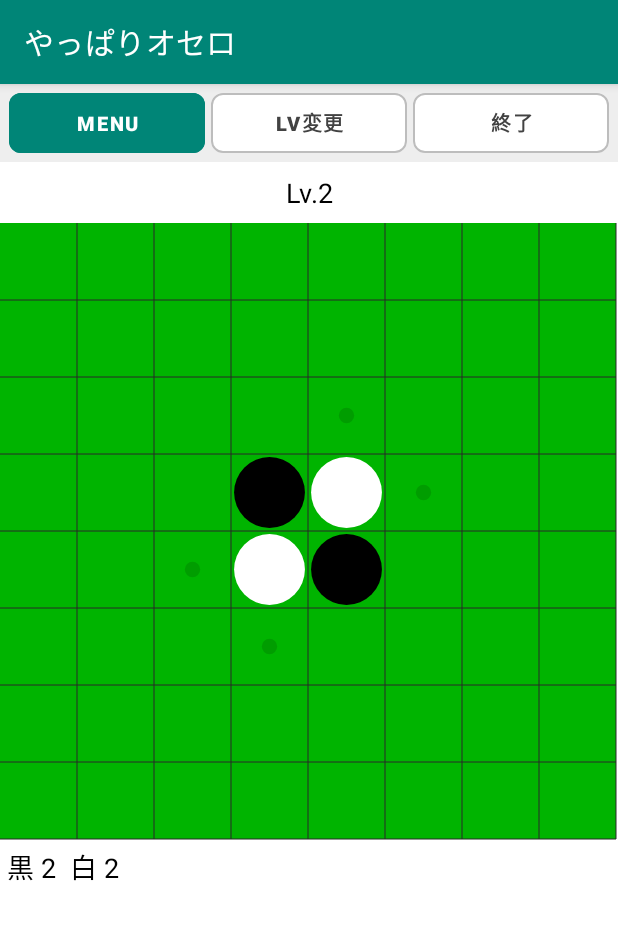
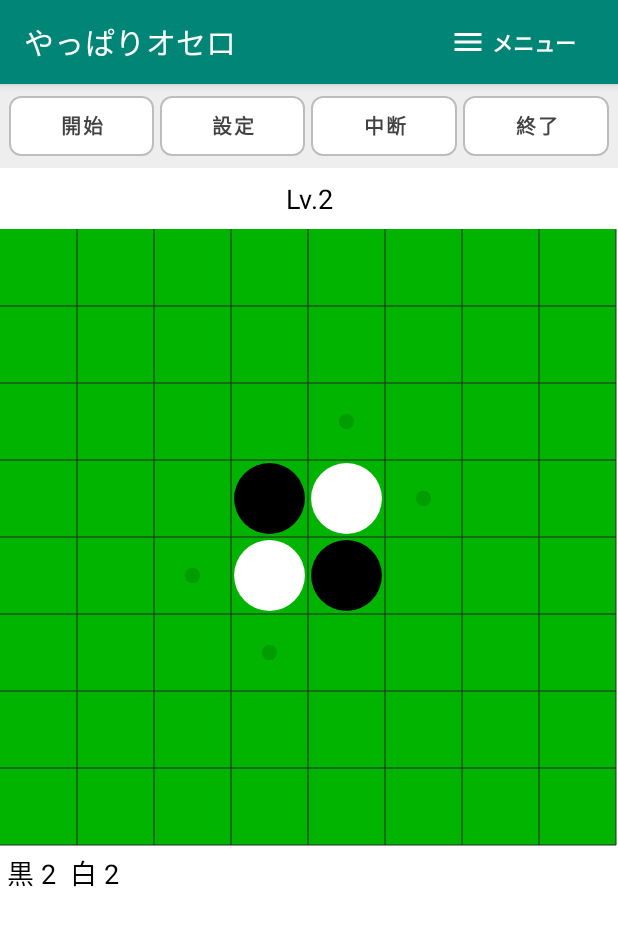
Before and after one commit to shi-takahashi/othello, an Android app: the screen it shows after launch (MainActivity), on a phone screen of 412 x 824 dp. Shown: the top 926 px of the screen. Run offline under Robolectric (Android 15) with nearby library versions, the phone set to English and light mode, and no system bars; our stand-ins replace AdMob.

Commit message:
ゲームフロー整理等

```diff
--- a/app/src/main/java/net/st_wet/MainActivity.java
+++ b/app/src/main/java/net/st_wet/MainActivity.java
@@ -37,6 +37,7 @@ public class MainActivity extends AppCompatActivity
 
     private AdView mAdView;
     private FirebaseAnalytics mFirebaseAnalytics;
+    private boolean mShouldSaveOnPause = false;  // 中断ボタンが押された場合のみtrue
 
     @Override
     protected void onActivityResult(int requestCode, int resultCode, Intent data) {
@@ -136,6 +137,24 @@ public class MainActivity extends AppCompatActivity
         super.onCreate(savedInstanceState);
         setContentView(R.layout.activity_main);
 
+        // アクションバーにカスタムメニューボタンを設定
+        if (getSupportActionBar() != null) {
+            getSupportActionBar().setDisplayShowCustomEnabled(true);
+            View customView = getLayoutInflater().inflate(R.layout.actionbar_menu_button, null);
+            androidx.appcompat.app.ActionBar.LayoutParams params = new androidx.appcompat.app.ActionBar.LayoutParams(
+                    androidx.appcompat.app.ActionBar.LayoutParams.WRAP_CONTENT,
+                    androidx.appcompat.app.ActionBar.LayoutParams.MATCH_PARENT,
+                    android.view.Gravity.END
+            );
+            getSupportActionBar().setCustomView(customView, params);
+            customView.findViewById(R.id.actionbar_menu_button).setOnClickListener(new View.OnClickListener() {
+                @Override
+                public void onClick(View v) {
+                    showPopupMenu();
+                }
+            });
+        }
+
         // Firebase Analytics 初期化
         mFirebaseAnalytics = FirebaseAnalytics.getInstance(this);
 
@@ -160,16 +179,32 @@ public class MainActivity extends AppCompatActivity
                 end();
             }
         });
+        findViewById(R.id.btnInterrupt).setOnClickListener(new View.OnClickListener() {
+            @Override
+            public void onClick(View view) {
+                interrupt();
+            }
+        });
+        findViewById(R.id.btnStart).setOnClickListener(new View.OnClickListener() {
+            @Override
+            public void onClick(View view) {
+                restart();
+            }
+        });
         findViewById(R.id.btnLevelChange).setOnClickListener(new View.OnClickListener() {
             @Override
             public void onClick(View view) {
                 setting();
             }
         });
-        findViewById(R.id.btnMenu).setOnClickListener(new View.OnClickListener() {
-            @Override
-            public void onClick(View view) {
-                PopupMenu popup = new PopupMenu(getApplicationContext(), view);
+    }
+
+    private void showPopupMenu() {
+        View anchorView = findViewById(R.id.actionbar_menu_button);
+        if (anchorView == null) {
+            anchorView = getWindow().getDecorView();
+        }
+        PopupMenu popup = new PopupMenu(this, anchorView);
         popup.getMenuInflater().inflate(R.menu.main, popup.getMenu());
 
         // アイコンを表示する
@@ -185,12 +220,6 @@ public class MainActivity extends AppCompatActivity
             // リフレクション失敗時は無視
         }
 
-                // リリースビルドではDEBUGメニューを非表示
-//                boolean isDebuggable = (getApplicationInfo().flags & ApplicationInfo.FLAG_DEBUGGABLE) != 0;
-//                if (!isDebuggable) {
-//                    popup.getMenu().removeItem(R.id.menu_result_test);
-//                }
-
         popup.show();
 
         popup.setOnMenuItemClickListener(new PopupMenu.OnMenuItemClickListener() {
@@ -205,14 +234,12 @@ public class MainActivity extends AppCompatActivity
                     result();
                 } else if (itemId == R.id.menu_setting) {
                     setting();
+                } else if (itemId == R.id.menu_restart) {
+                    restart();
                 } else if (itemId == R.id.menu_end) {
                     end();
-//                        } else if (itemId == R.id.menu_result_test) {
-//                            resultTest();
                 }
                 return false;
-                    }
-                });
             }
         });
     }
@@ -301,6 +328,7 @@ public class MainActivity extends AppCompatActivity
     }
 
     public void interrupt() {
+        mShouldSaveOnPause = true;
         finishAndRemoveTask();
     }
 
@@ -319,6 +347,10 @@ public class MainActivity extends AppCompatActivity
 
         OthelloView othelloView = findViewById(R.id.othelloView);
 
+        // アクティビティが終了する場合のみ、中断フラグを確認
+        if (isFinishing()) {
+            if (mShouldSaveOnPause) {
+                // 中断ボタンが押された場合は対局状態を保存
                 if (othelloView.getCurrentTurn() == Cell.E_STATUS.None) {
                     editor.remove("currentTurn");
                     editor.remove("cellsStatus");
@@ -330,15 +362,33 @@ public class MainActivity extends AppCompatActivity
                     editor.putString("history", othelloView.getHistory());
                     editor.putBoolean("useBack", othelloView.getUseBack());
                 }
+            } else {
+                // 終了ボタン等は対局状態をクリア
+                editor.remove("currentTurn");
+                editor.remove("cellsStatus");
+                editor.remove("history");
+                editor.remove("useBack");
+            }
+        } else {
+            // 他の画面に遷移する場合は対局状態を保存（従来通り）
+            if (othelloView.getCurrentTurn() == Cell.E_STATUS.None) {
+                editor.remove("currentTurn");
+                editor.remove("cellsStatus");
+                editor.remove("history");
+                editor.remove("useBack");
+            } else {
+                editor.putInt("currentTurn", othelloView.getCurrentTurn().ordinal());
+                editor.putString("cellsStatus", othelloView.getCellsStatus());
+                editor.putString("history", othelloView.getHistory());
+                editor.putBoolean("useBack", othelloView.getUseBack());
+            }
+        }
 
         int level = (othelloView.getDepth() + 1) / 2;
         editor.putInt("level", level);
 
         boolean isFirst = othelloView.getFirst();
         editor.putBoolean("first", isFirst);
-
-        boolean isUseBack = othelloView.getUseBack();
-        editor.putBoolean("useBack", isUseBack);
 
         boolean isReturnalbe = findViewById(R.id.btnBack).getVisibility() == View.VISIBLE;
         editor.putBoolean("returnable", isReturnalbe);
--- /dev/null
+++ b/app/src/main/res/drawable/ic_menu_hamburger.xml
@@ -0,0 +1,10 @@
+<vector xmlns:android="http://schemas.android.com/apk/res/android"
+    android:width="24dp"
+    android:height="24dp"
+    android:viewportWidth="24"
+    android:viewportHeight="24"
+    android:tint="@android:color/white">
+    <path
+        android:fillColor="#000000"
+        android:pathData="M3,18h18v-2H3v2zM3,13h18v-2H3v2zM3,6v2h18V6H3z"/>
+</vector>
--- /dev/null
+++ b/app/src/main/res/drawable/ic_menu_refresh.xml
@@ -0,0 +1,10 @@
+<vector xmlns:android="http://schemas.android.com/apk/res/android"
+    android:width="24dp"
+    android:height="24dp"
+    android:viewportWidth="24"
+    android:viewportHeight="24"
+    android:tint="#757575">
+    <path
+        android:fillColor="#000000"
+        android:pathData="M17.65,6.35C16.2,4.9 14.21,4 12,4c-4.42,0 -7.99,3.58 -7.99,8s3.57,8 7.99,8c3.73,0 6.84,-2.55 7.73,-6h-2.08c-0.82,2.33 -3.04,4 -5.65,4 -3.31,0 -6,-2.69 -6,-6s2.69,-6 6,-6c1.66,0 3.14,0.69 4.22,1.78L13,11h7V4l-2.35,2.35z"/>
+</vector>
--- /dev/null
+++ b/app/src/main/res/layout/actionbar_menu_button.xml
@@ -0,0 +1,23 @@
+<?xml version="1.0" encoding="utf-8"?>
+<LinearLayout xmlns:android="http://schemas.android.com/apk/res/android"
+    android:layout_width="wrap_content"
+    android:layout_height="match_parent"
+    android:gravity="center_vertical"
+    android:orientation="horizontal">
+
+    <TextView
+        android:id="@+id/actionbar_menu_button"
+        android:layout_width="wrap_content"
+        android:layout_height="match_parent"
+        android:layout_gravity="center_vertical"
+        android:gravity="center_vertical"
+        android:text="メニュー"
+        android:textColor="@android:color/white"
+        android:textSize="14sp"
+        android:textStyle="bold"
+        android:paddingHorizontal="12dp"
+        android:background="?attr/selectableItemBackground"
+        android:drawableStart="@drawable/ic_menu_hamburger"
+        android:drawablePadding="4dp" />
+
+</LinearLayout>
--- a/app/src/main/res/layout/activity_main.xml
+++ b/app/src/main/res/layout/activity_main.xml
@@ -12,22 +12,23 @@
         android:layout_height="match_parent"
         android:orientation="vertical">
 
+        <!-- ボタン行 -->
         <LinearLayout
             android:layout_width="match_parent"
             android:layout_height="wrap_content"
             android:background="@color/main_button_bar"
             android:orientation="horizontal"
-            android:padding="6dp">
+            android:paddingHorizontal="6dp"
+            android:paddingVertical="8dp">
 
             <com.google.android.material.button.MaterialButton
-                android:id="@+id/btnMenu"
-                style="@style/MainMenuButton"
+                android:id="@+id/btnStart"
+                style="@style/MainButton"
                 android:layout_width="0dp"
                 android:layout_height="40dp"
                 android:layout_marginEnd="4dp"
                 android:layout_weight="1"
-                android:text="MENU"
-                tools:text="MENU" />
+                android:text="開始" />
 
             <com.google.android.material.button.MaterialButton
                 android:id="@+id/btnLevelChange"
@@ -36,7 +37,16 @@
                 android:layout_height="40dp"
                 android:layout_marginEnd="4dp"
                 android:layout_weight="1"
-                android:text="Lv変更" />
+                android:text="設定" />
+
+            <com.google.android.material.button.MaterialButton
+                android:id="@+id/btnInterrupt"
+                style="@style/MainButton"
+                android:layout_width="0dp"
+                android:layout_height="40dp"
+                android:layout_marginEnd="4dp"
+                android:layout_weight="1"
+                android:text="中断" />
 
             <com.google.android.material.button.MaterialButton
                 android:id="@+id/btnEnd"
--- a/app/src/main/res/menu/main.xml
+++ b/app/src/main/res/menu/main.xml
@@ -18,6 +18,10 @@
         android:icon="@drawable/ic_menu_settings"
         android:title="設定"/>
     <item
+        android:id="@+id/menu_restart"
+        android:icon="@drawable/ic_menu_refresh"
+        android:title="最初から"/>
+    <item
         android:id="@+id/menu_interrupt"
         android:icon="@drawable/ic_menu_pause"
         android:title="中断" />
```
Also changed, not shown: app/src/main/java/net/st_wet/OthelloView.java (+6 -7 lines), app/src/main/res/menu/actionbar_menu.xml (added, +9 -0 lines), 1 other file. Lines whose indentation alone changed are shown as unchanged.
